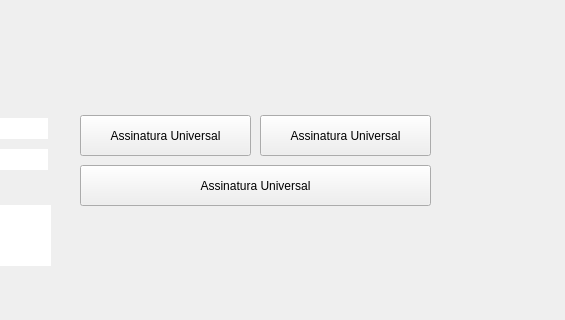
Old version of the form pteid-mw-pt/_src/eidmw/eidgui/mainwnd.ui in the repository amagovpt/autenticacao.gov; both pictures show x 360 to 925 and y 305 to 625 of the 925 by 1042 pixel window.
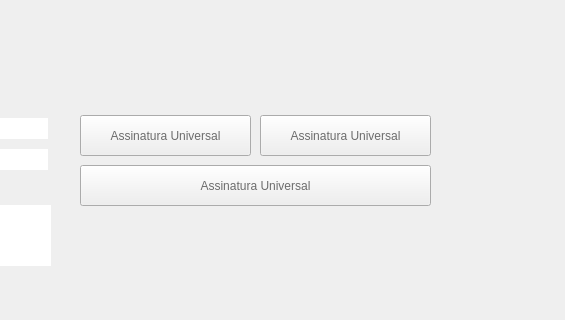
New version of the form. Icons and pictures are not drawn.

Commit message: change background button

What changed in the file:
```diff
--- a/pteid-mw-pt/_src/eidmw/eidgui/mainwnd.ui
+++ b/pteid-mw-pt/_src/eidmw/eidgui/mainwnd.ui
@@ -404,6 +404,11 @@
           <height>41</height>
          </rect>
         </property>
+        <property name="styleSheet">
+         <string notr="true">color: rgb(108, 108, 108);
+font: 75 12pt &quot;Arial&quot;;
+background-image: url(:/images/Images/alpha.png);</string>
+        </property>
         <property name="text">
          <string>Assinatura Universal</string>
         </property>
@@ -417,6 +422,11 @@
           <height>41</height>
          </rect>
         </property>
+        <property name="styleSheet">
+         <string notr="true">color: rgb(108, 108, 108);
+font: 75 12pt &quot;Arial&quot;;
+background-image: url(:/images/Images/alpha.png);</string>
+        </property>
         <property name="text">
          <string>Assinatura Universal</string>
         </property>
@@ -430,6 +440,11 @@
           <height>41</height>
          </rect>
         </property>
+        <property name="styleSheet">
+         <string notr="true">color: rgb(108, 108, 108);
+font: 75 12pt &quot;Arial&quot;;
+background-image: url(:/images/Images/alpha.png);</string>
+        </property>
         <property name="text">
          <string>Assinatura Universal</string>
         </property>
```
